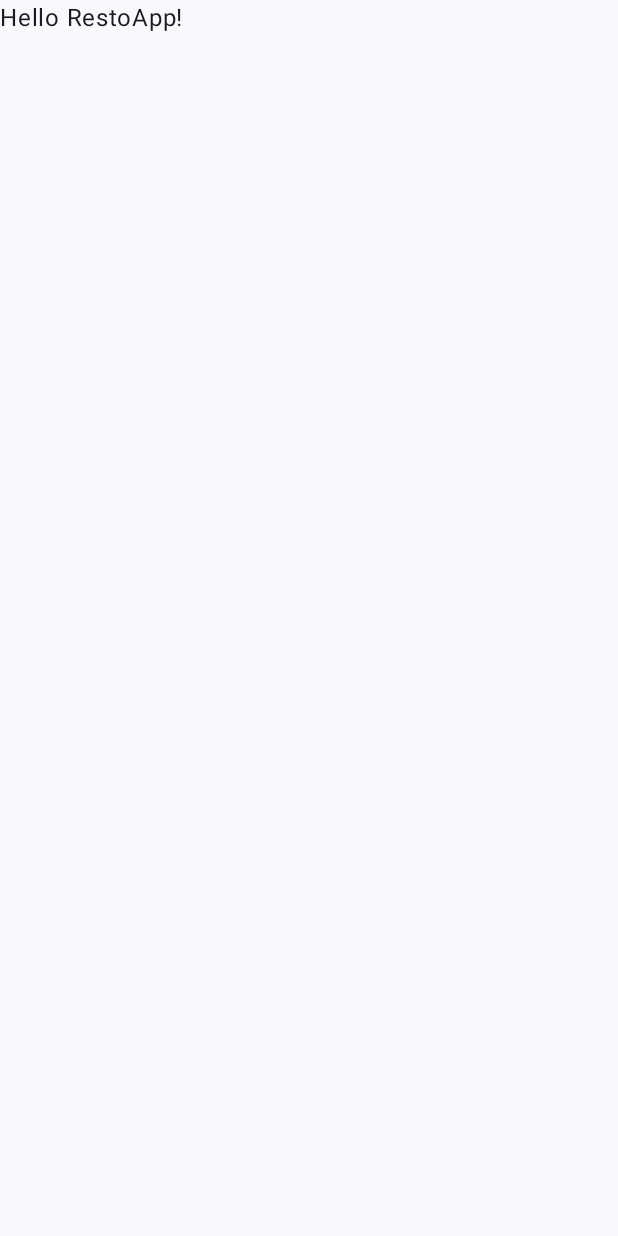
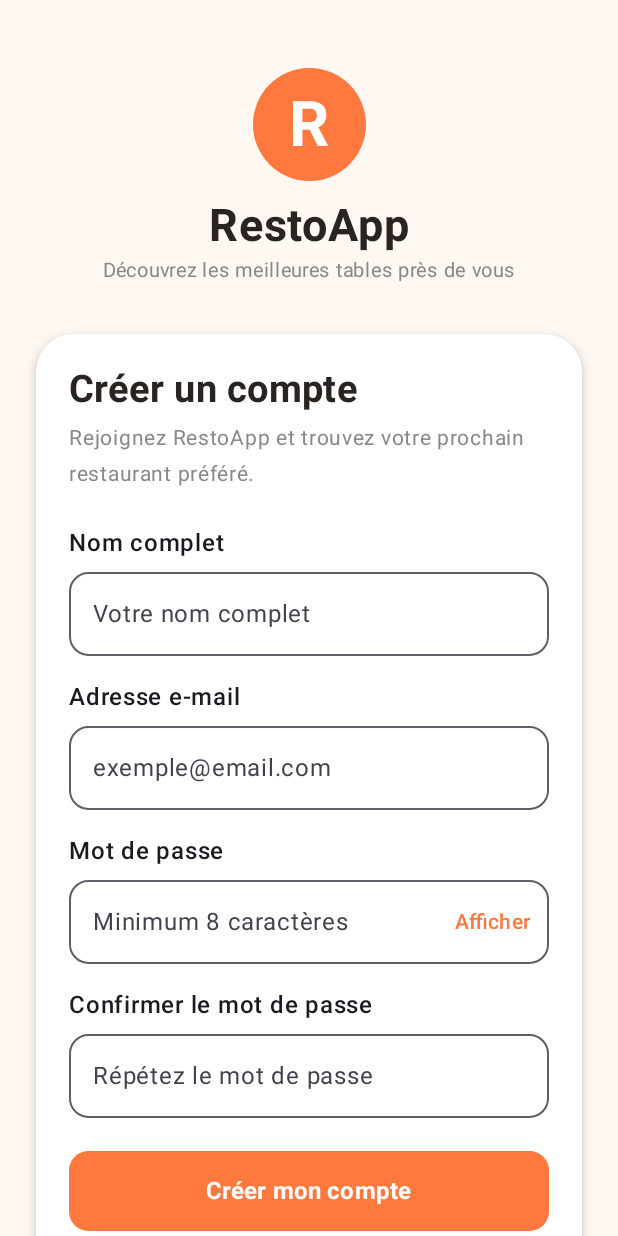
Before and after one commit to Sillydiene/RestoApp, an Android app built with Jetpack Compose: the screen it shows after launch (MainActivity), on a phone screen of 412 x 824 dp. Before the commit the screen is almost empty. Run offline under Robolectric (Android 15) with nearby library versions, the phone set to English and light mode, and no system bars; libraries missing offline, so code that uses them is left out: io.github.jan.supabase.

Commit message:
Implement Supabase authentication and signup screen

```diff
--- a/app/src/main/java/com/example/restoapp/MainActivity.kt
+++ b/app/src/main/java/com/example/restoapp/MainActivity.kt
@@ -1,47 +1,68 @@
+
 package com.example.restoapp
 
 import android.os.Bundle
+import android.widget.Toast
 import androidx.activity.ComponentActivity
 import androidx.activity.compose.setContent
-import androidx.activity.enableEdgeToEdge
-import androidx.compose.foundation.layout.fillMaxSize
-import androidx.compose.foundation.layout.padding
-import androidx.compose.material3.Scaffold
-import androidx.compose.material3.Text
-import androidx.compose.runtime.Composable
-import androidx.compose.ui.Modifier
-import androidx.compose.ui.tooling.preview.Preview
+import androidx.compose.runtime.rememberCoroutineScope
 import com.example.restoapp.ui.theme.RestoAppTheme
+import io.github.jan.supabase.auth.auth
+import io.github.jan.supabase.auth.providers.builtin.Email
+import kotlinx.coroutines.launch
+import kotlinx.serialization.json.buildJsonObject
+import kotlinx.serialization.json.put
 
 class MainActivity : ComponentActivity() {
+
     override fun onCreate(savedInstanceState: Bundle?) {
         super.onCreate(savedInstanceState)
-        enableEdgeToEdge()
+
         setContent {
+            val scope = rememberCoroutineScope()
+
             RestoAppTheme {
-                Scaffold(modifier = Modifier.fillMaxSize()) { innerPadding ->
-                    Greeting(
-                        name = "RestoApp",
-                        modifier = Modifier.padding(innerPadding)
-                    )
-                }
+                SignUpScreen(
+
+                    onSignUp = { name, email, password ->
+
+                        scope.launch {
+                            try {
+                                SupabaseClient.client.auth.signUpWith(Email) {
+                                    this.email = email
+                                    this.password = password
+
+                                    data = buildJsonObject {
+                                        put("full_name", name)
+                                    }
+                                }
+
+                                Toast.makeText(
+                                    this@MainActivity,
+                                    "Inscription réussie ! Vérifiez votre e-mail.",
+                                    Toast.LENGTH_LONG
+                                ).show()
+
+                            } catch (e: Exception) {
+
+                                Toast.makeText(
+                                    this@MainActivity,
+                                    "Erreur : ${e.message}",
+                                    Toast.LENGTH_LONG
+                                ).show()
+                            }
+                        }
+                    },
+
+                    onLoginClick = {
+                        Toast.makeText(
+                            this@MainActivity,
+                            "Page de connexion à venir",
+                            Toast.LENGTH_SHORT
+                        ).show()
+                    }
+                )
             }
         }
     }
 }
-
-@Composable
-fun Greeting(name: String, modifier: Modifier = Modifier) {
-    Text(
-        text = "Hello $name!",
-        modifier = modifier
-    )
-}
-
-@Preview(showBackground = true)
-@Composable
-fun GreetingPreview() {
-    RestoAppTheme {
-        Greeting("Android")
-    }
-}
--- /dev/null
+++ b/app/src/main/java/com/example/restoapp/SignUpScreen.kt
@@ -0,0 +1,268 @@
+
+package com.example.restoapp
+
+import androidx.compose.foundation.background
+import androidx.compose.foundation.layout.*
+import androidx.compose.foundation.rememberScrollState
+import androidx.compose.foundation.shape.CircleShape
+import androidx.compose.foundation.shape.RoundedCornerShape
+import androidx.compose.foundation.verticalScroll
+import androidx.compose.foundation.text.KeyboardOptions
+import androidx.compose.material3.*
+import androidx.compose.runtime.*
+import androidx.compose.ui.Alignment
+import androidx.compose.ui.Modifier
+import androidx.compose.ui.graphics.Color
+import androidx.compose.ui.text.font.FontWeight
+import androidx.compose.ui.text.input.KeyboardType
+import androidx.compose.ui.text.input.PasswordVisualTransformation
+import androidx.compose.ui.text.input.VisualTransformation
+import androidx.compose.ui.unit.dp
+import androidx.compose.ui.unit.sp
+
+private val Orange = Color(0xFFFF783E)
+private val Background = Color(0xFFFFF7F2)
+private val Dark = Color(0xFF292421)
+
+@Composable
+fun SignUpScreen(
+    onSignUp: (String, String, String) -> Unit,
+    onLoginClick: () -> Unit
+) {
+    var fullName by remember { mutableStateOf("") }
+    var email by remember { mutableStateOf("") }
+    var password by remember { mutableStateOf("") }
+    var confirmPassword by remember { mutableStateOf("") }
+    var passwordVisible by remember { mutableStateOf(false) }
+    var errorMessage by remember { mutableStateOf("") }
+
+    Column(
+        modifier = Modifier
+            .fillMaxSize()
+            .background(Background)
+            .verticalScroll(rememberScrollState())
+            .padding(horizontal = 24.dp, vertical = 30.dp),
+        horizontalAlignment = Alignment.CenterHorizontally
+    ) {
+        Spacer(modifier = Modifier.height(15.dp))
+
+        // Logo RestoApp
+        Box(
+            modifier = Modifier
+                .size(75.dp)
+                .background(Orange, CircleShape),
+            contentAlignment = Alignment.Center
+        ) {
+            Text(
+                text = "R",
+                color = Color.White,
+                fontSize = 42.sp,
+                fontWeight = FontWeight.Bold
+            )
+        }
+
+        Spacer(modifier = Modifier.height(12.dp))
+
+        Text(
+            text = "RestoApp",
+            fontSize = 30.sp,
+            fontWeight = FontWeight.Bold,
+            color = Dark
+        )
+
+        Text(
+            text = "Découvrez les meilleures tables près de vous",
+            fontSize = 13.sp,
+            color = Color.Gray
+        )
+
+        Spacer(modifier = Modifier.height(30.dp))
+
+        Card(
+            modifier = Modifier.fillMaxWidth(),
+            shape = RoundedCornerShape(25.dp),
+            colors = CardDefaults.cardColors(
+                containerColor = Color.White
+            ),
+            elevation = CardDefaults.cardElevation(
+                defaultElevation = 4.dp
+            )
+        ) {
+            Column(
+                modifier = Modifier.padding(22.dp)
+            ) {
+                Text(
+                    text = "Créer un compte",
+                    fontSize = 25.sp,
+                    fontWeight = FontWeight.Bold,
+                    color = Dark
+                )
+
+                Spacer(modifier = Modifier.height(6.dp))
+
+                Text(
+                    text = "Rejoignez RestoApp et trouvez votre prochain restaurant préféré.",
+                    fontSize = 14.sp,
+                    color = Color.Gray
+                )
+
+                Spacer(modifier = Modifier.height(22.dp))
+
+                Text("Nom complet", fontWeight = FontWeight.Medium)
+                Spacer(modifier = Modifier.height(7.dp))
+
+                OutlinedTextField(
+                    value = fullName,
+                    onValueChange = { fullName = it },
+                    modifier = Modifier.fillMaxWidth(),
+                    placeholder = { Text("Votre nom complet") },
+                    shape = RoundedCornerShape(13.dp),
+                    singleLine = true
+                )
+
+                Spacer(modifier = Modifier.height(15.dp))
+
+                Text("Adresse e-mail", fontWeight = FontWeight.Medium)
+                Spacer(modifier = Modifier.height(7.dp))
+
+                OutlinedTextField(
+                    value = email,
+                    onValueChange = { email = it },
+                    modifier = Modifier.fillMaxWidth(),
+                    placeholder = { Text("exemple@email.com") },
+                    keyboardOptions = KeyboardOptions(
+                        keyboardType = KeyboardType.Email
+                    ),
+                    shape = RoundedCornerShape(13.dp),
+                    singleLine = true
+                )
+
+                Spacer(modifier = Modifier.height(15.dp))
+
+                Text("Mot de passe", fontWeight = FontWeight.Medium)
+                Spacer(modifier = Modifier.height(7.dp))
+
+                OutlinedTextField(
+                    value = password,
+                    onValueChange = { password = it },
+                    modifier = Modifier.fillMaxWidth(),
+                    placeholder = { Text("Minimum 8 caractères") },
+                    visualTransformation = if (passwordVisible)
+                        VisualTransformation.None
+                    else PasswordVisualTransformation(),
+                    trailingIcon = {
+                        TextButton(
+                            onClick = {
+                                passwordVisible = !passwordVisible
+                            }
+                        ) {
+                            Text(
+                                if (passwordVisible) "Masquer"
+                                else "Afficher",
+                                color = Orange
+                            )
+                        }
+                    },
+                    shape = RoundedCornerShape(13.dp),
+                    singleLine = true
+                )
+
+                Spacer(modifier = Modifier.height(15.dp))
+
+                Text("Confirmer le mot de passe", fontWeight = FontWeight.Medium)
+                Spacer(modifier = Modifier.height(7.dp))
+
+                OutlinedTextField(
+                    value = confirmPassword,
+                    onValueChange = { confirmPassword = it },
+                    modifier = Modifier.fillMaxWidth(),
+                    placeholder = { Text("Répétez le mot de passe") },
+                    visualTransformation = PasswordVisualTransformation(),
+                    shape = RoundedCornerShape(13.dp),
+                    singleLine = true
+                )
+
+                if (errorMessage.isNotEmpty()) {
+                    Spacer(modifier = Modifier.height(12.dp))
+                    Text(
+                        text = errorMessage,
+                        color = MaterialTheme.colorScheme.error,
+                        fontSize = 13.sp
+                    )
+                }
+
+                Spacer(modifier = Modifier.height(22.dp))
+
+                Button(
+                    onClick = {
+                        errorMessage = when {
+                            fullName.isBlank() ||
+                                    email.isBlank() ||
+                                    password.isBlank() ||
+                                    confirmPassword.isBlank() ->
+                                "Veuillez remplir tous les champs."
+
+                            !email.contains("@") ->
+                                "Veuillez saisir une adresse e-mail valide."
+
+                            password.length < 8 ->
+                                "Le mot de passe doit contenir au moins 8 caractères."
+
+                            password != confirmPassword ->
+                                "Les mots de passe ne correspondent pas."
+
+                            else -> ""
+                        }
+
+                        if (errorMessage.isEmpty()) {
+                            onSignUp(fullName, email, password)
+                        }
+                    },
+                    modifier = Modifier
+                        .fillMaxWidth()
+                        .height(53.dp),
+                    colors = ButtonDefaults.buttonColors(
+                        containerColor = Orange
+                    ),
+                    shape = RoundedCornerShape(13.dp)
+                ) {
+                    Text(
+                        "Créer mon compte",
+                        fontSize = 16.sp,
+                        fontWeight = FontWeight.Bold
+                    )
+                }
+
+                Spacer(modifier = Modifier.height(18.dp))
+
+                Row(
+                    modifier = Modifier.fillMaxWidth(),
+                    horizontalArrangement = Arrangement.Center,
+                    verticalAlignment = Alignment.CenterVertically
+                ) {
+                    Text(
+                        "Vous avez déjà un compte ?",
+                        fontSize = 13.sp,
+                        color = Color.Gray
+                    )
+
+                    TextButton(onClick = onLoginClick) {
+                        Text(
+                            "Se connecter",
+                            color = Orange,
+                            fontWeight = FontWeight.Bold
+                        )
+                    }
+                }
+            }
+        }
+
+        Spacer(modifier = Modifier.height(20.dp))
+
+        Text(
+            text = "Votre prochaine découverte culinaire commence ici.",
+            color = Color.Gray,
+            fontSize = 12.sp
+        )
+    }
+}
--- a/build.gradle.kts
+++ b/build.gradle.kts
@@ -1,5 +1,5 @@
-// Top-level build file where you can add configuration options common to all sub-projects/modules.
 plugins {
     alias(libs.plugins.android.application) apply false
     alias(libs.plugins.kotlin.compose) apply false
+    alias(libs.plugins.kotlin.serialization) apply false
 }
```
Also changed, not shown: app/build.gradle.kts (+26 -3 lines), app/src/main/AndroidManifest.xml (+8 -4 lines), app/src/main/java/com/example/restoapp/SupabaseClient.kt (added, +24 -0 lines), gradle/libs.versions.toml (+11 -0 lines).
